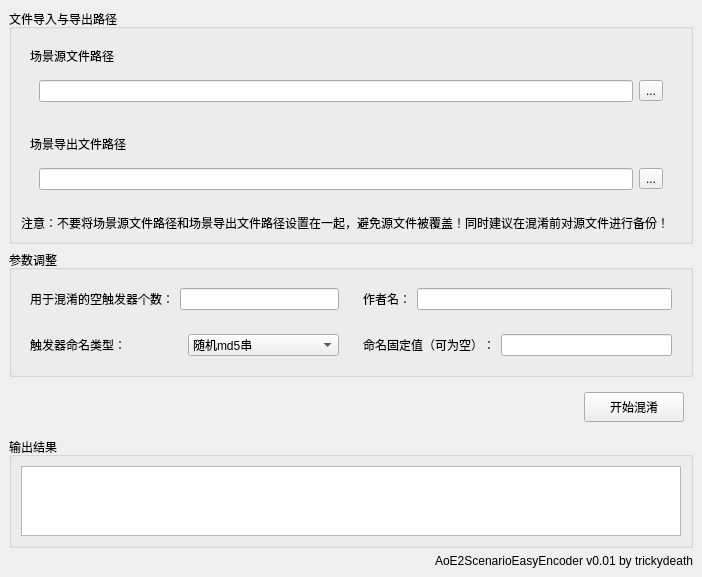
Above: raw_ui/easyencoder.ui from TrickyDeath/AoE2ScenarioObfuscator before the change. Below: the same form after it.
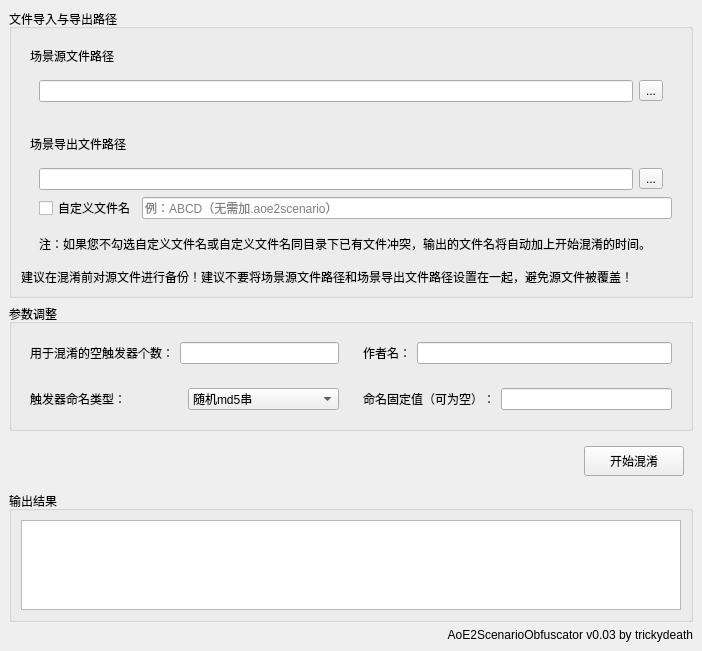
That is the form after the change.

```diff
--- a/raw_ui/easyencoder.ui
+++ b/raw_ui/easyencoder.ui
@@ -7,7 +7,7 @@
     <x>0</x>
     <y>0</y>
     <width>702</width>
-    <height>576</height>
+    <height>651</height>
    </rect>
   </property>
   <property name="windowTitle">
@@ -61,15 +61,84 @@
            </widget>
           </item>
           <item>
-           <widget class="QWidget" name="widget_2" native="true">
-            <layout class="QHBoxLayout" name="horizontalLayout">
+           <widget class="QWidget" name="widget_10" native="true">
+            <layout class="QVBoxLayout" name="verticalLayout_7">
+             <property name="leftMargin">
+              <number>0</number>
+             </property>
+             <property name="topMargin">
+              <number>0</number>
+             </property>
+             <property name="rightMargin">
+              <number>0</number>
+             </property>
+             <property name="bottomMargin">
+              <number>0</number>
+             </property>
              <item>
-              <widget class="QLineEdit" name="OutputFilePath"/>
+              <widget class="QWidget" name="widget_2" native="true">
+               <layout class="QHBoxLayout" name="horizontalLayout">
+                <property name="bottomMargin">
+                 <number>0</number>
+                </property>
+                <item>
+                 <widget class="QLineEdit" name="OutputFilePath"/>
+                </item>
+                <item>
+                 <widget class="QToolButton" name="OutputFilePathButton">
+                  <property name="text">
+                   <string>...</string>
+                  </property>
+                 </widget>
+                </item>
+               </layout>
+              </widget>
              </item>
              <item>
-              <widget class="QToolButton" name="OutputFilePathButton">
+              <widget class="QWidget" name="widget_11" native="true">
+               <layout class="QHBoxLayout" name="horizontalLayout_8">
+                <property name="topMargin">
+                 <number>0</number>
+                </property>
+                <property name="rightMargin">
+                 <number>0</number>
+                </property>
+                <item>
+                 <widget class="QCheckBox" name="IsCustomFilename">
+                  <property name="text">
+                   <string>自定义文件名</string>
+                  </property>
+                 </widget>
+                </item>
+                <item>
+                 <widget class="QLineEdit" name="CustomFilename">
+                  <property name="text">
+                   <string/>
+                  </property>
+                  <property name="placeholderText">
+                   <string>例：ABCD（无需加.aoe2scenario）</string>
+                  </property>
+                 </widget>
+                </item>
+               </layout>
+              </widget>
+             </item>
+            </layout>
+           </widget>
+          </item>
+          <item>
+           <widget class="QWidget" name="widget_12" native="true">
+            <layout class="QVBoxLayout" name="verticalLayout_8">
+             <property name="topMargin">
+              <number>0</number>
+             </property>
+             <property name="bottomMargin">
+              <number>0</number>
+             </property>
+             <item>
+              <widget class="QLabel" name="label_9">
                <property name="text">
-                <string>...</string>
+                <string>注：如果您不勾选自定义文件名或自定义文件名同目录下已有文件冲突，输出的文件名将自动加上开始混淆的时间。</string>
                </property>
               </widget>
              </item>
@@ -82,7 +151,7 @@
        <item>
         <widget class="QLabel" name="label_3">
          <property name="text">
-          <string>注意：不要将场景源文件路径和场景导出文件路径设置在一起，避免源文件被覆盖！同时建议在混淆前对源文件进行备份！</string>
+          <string>建议在混淆前对源文件进行备份！建议不要将场景源文件路径和场景导出文件路径设置在一起，避免源文件被覆盖！</string>
          </property>
         </widget>
        </item>
@@ -236,7 +305,7 @@
     <item>
      <widget class="QLabel" name="label_6">
       <property name="text">
-       <string>AoE2ScenarioEasyEncoder v0.01 by trickydeath</string>
+       <string>AoE2ScenarioObfuscator v0.03 by trickydeath</string>
       </property>
       <property name="alignment">
        <set>Qt::AlignRight|Qt::AlignTrailing|Qt::AlignVCenter</set>
```
Left out of the diff: 4 changed lines with no effect on the pictures.
